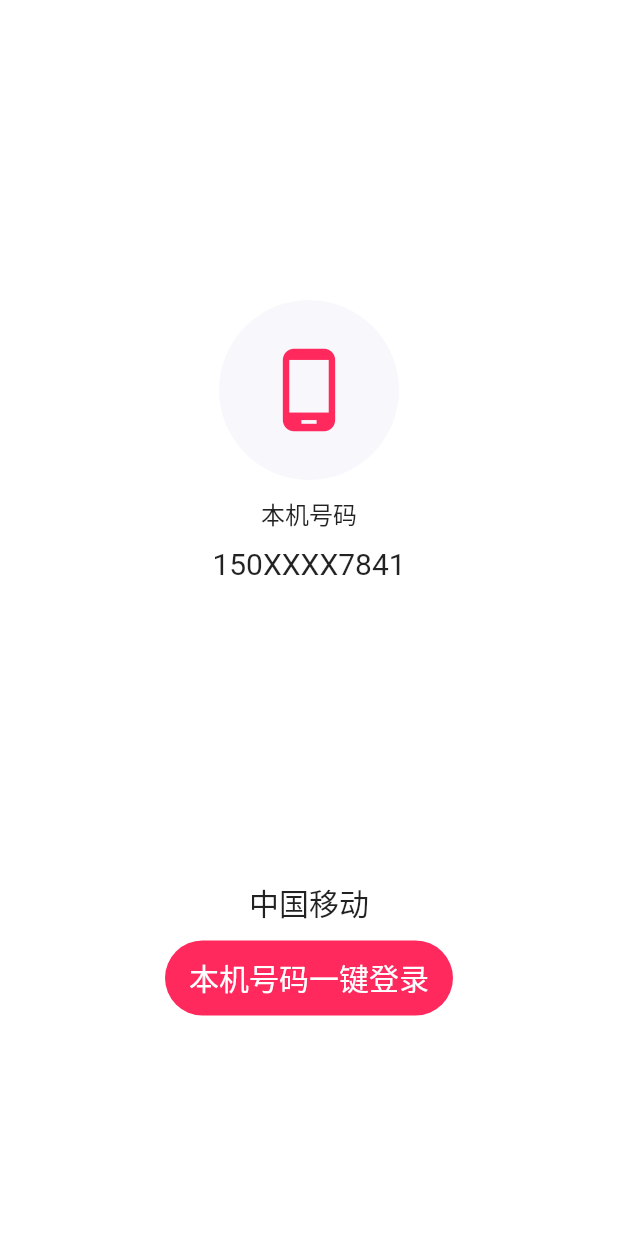
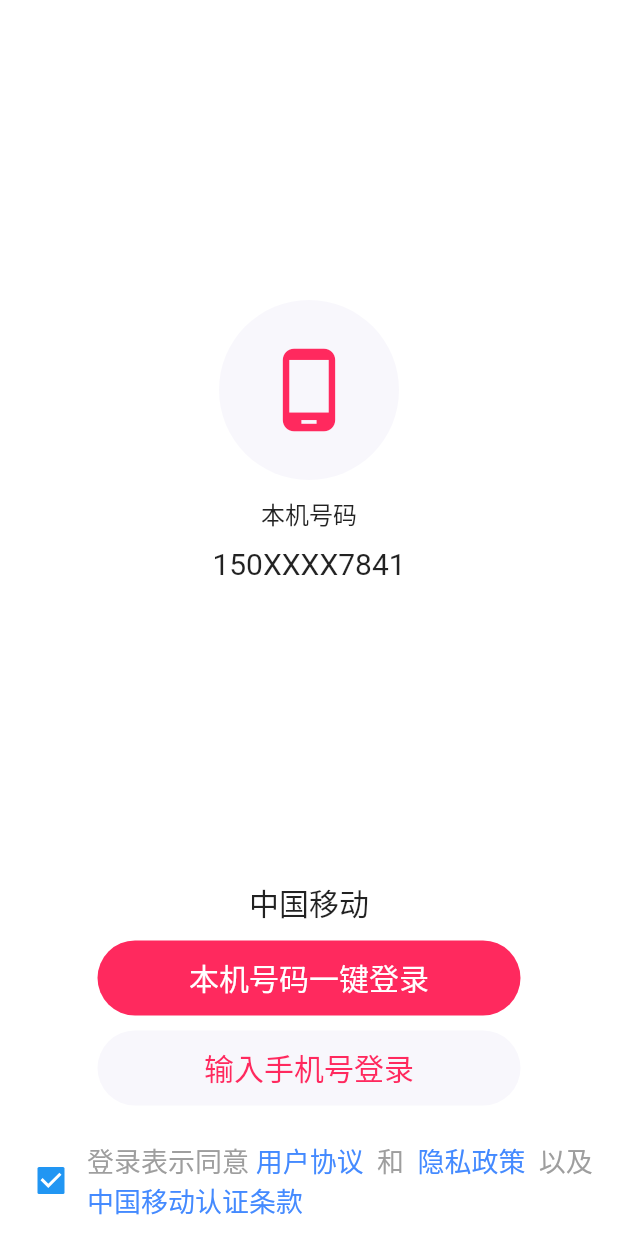
Before and after one commit to MonkeyLLuffy/flutterLearn, a Flutter app: the screen it shows after launch, after a tap on "手机号登录", on a phone screen of 412 x 824 dp. Run offline on Flutter 3.47's test engine with Material 2 defaults, Android fonts, the light colour scheme and no system bars; missing offline and left inert: dart:ffi.

Commit message:
修改手机号码登录页面

```diff
--- a/flutter_app1/lib/component/RoundButton.dart
+++ b/flutter_app1/lib/component/RoundButton.dart
@@ -6,12 +6,18 @@ class RoundButton extends StatelessWidget {
   String btnText;
   double? textSize = 16;
   double roundAngle = 30;
+  double? width;
+  double? height;
+  EdgeInsetsGeometry? padding;
   var onPressed;
   RoundButton(this.btnText, this.roundAngle,
       {Key? key,
       this.btnBgColor,
       this.btnTextColor,
       this.textSize,
+      this.width,
+      this.height,
+      this.padding,
       this.onPressed})
       : super(key: key);
 
@@ -27,10 +33,15 @@ class RoundButton extends StatelessWidget {
                 side: BorderSide.none,
                 borderRadius:
                     BorderRadius.all(Radius.circular(this.roundAngle))))),
+        child: Container(
+          padding: this.padding,
+          width: this.width,
+          height: this.height,
           child: Text(
             this.btnText,
+            textAlign: TextAlign.center,
             style: TextStyle(fontSize: this.textSize, color: this.btnTextColor),
           ),
-    );
+        ));
   }
 }
--- a/flutter_app1/lib/kehuaApp/PhoneLogin.dart
+++ b/flutter_app1/lib/kehuaApp/PhoneLogin.dart
@@ -1,7 +1,9 @@
+import 'package:flutter/gestures.dart';
 import 'package:flutter/material.dart';
 import 'package:flutterapp1/component/CircleIcon.dart';
 import 'package:flutterapp1/component/RoundButton.dart';
 import 'package:flutterapp1/component/SizeText.dart';
+import 'package:flutterapp1/kehuaApp/AgreementDialog.dart';
 
 class PhoneLoginPage extends StatelessWidget {
   const PhoneLoginPage({Key? key}) : super(key: key);
@@ -42,11 +44,79 @@ class PhoneLoginPage extends StatelessWidget {
                   height: 50,
                   child: RoundButton("本机号码一键登录", 50.0,
                       btnBgColor: Color(0xffFF295E),
+                      width: 250,
                       btnTextColor: Colors.white,
-                      textSize: 20))
+                      textSize: 20)),
+              SizedBox(height: 10),
+              Container(
+                  height: 50,
+                  child: RoundButton("输入手机号登录", 50.0,
+                      btnBgColor: Color(0xffF8F7FC),
+                      width: 250,
+                      btnTextColor: Color(0xffFF295E),
+                      textSize: 20)),
             ],
           ),
-        )
+        ),
+        Align(
+            alignment: Alignment.bottomLeft,
+            child: new Container(
+              padding: EdgeInsets.all(10),
+              child: new Row(
+                children: [
+                  Checkbox(
+                      value: true,
+                      // checkColor: Color(0xffFF295E),
+                      onChanged: (value1) => {
+                            print("选中了吗？答曰:$value1"),
+                          }),
+                  Expanded(
+                      child: RichText(
+                    //文字居中
+                    textAlign: TextAlign.left,
+                    //文字区域
+                    text: TextSpan(
+                        text: "登录表示同意",
+                        style: TextStyle(color: Colors.grey, fontSize: 18),
+                        children: [
+                          TextSpan(
+                              text: " 用户协议 ",
+                              style: TextStyle(color: Colors.blueAccent),
+                              recognizer: TapGestureRecognizer()
+                                ..onTap = () {
+                                  // todo 跳转其他界面
+                                  print("对话框显示用户协议");
+                                  AgreementDialog(context, "用户协议",
+                                          "这是可话的用户协议XXXXXXXXXX,SSDSDSWE无法实施身高多少时间吗是的加法公式计算框架是")
+                                      .show();
+                                }),
+                          TextSpan(text: " 和 "),
+                          TextSpan(
+                              text: " 隐私政策 ",
+                              style: TextStyle(color: Colors.blueAccent),
+                              recognizer: TapGestureRecognizer()
+                                ..onTap = () {
+                                  // todo 跳转其他界面
+                                  AgreementDialog(context, "隐私政策",
+                                          "这是可话的隐私政策XXXXXXXXXX,SSDSDSWE无法实施身高多少时间吗是的加法公式计算框架是")
+                                      .show();
+                                }),
+                          TextSpan(text: " 以及 "),
+                          TextSpan(
+                              text: " 中国移动认证条款 ",
+                              style: TextStyle(color: Colors.blueAccent),
+                              recognizer: TapGestureRecognizer()
+                                ..onTap = () {
+                                  // todo 跳转其他界面
+                                  AgreementDialog(context, "中国移动认证条款",
+                                          "这是可话的中国移动认证条款XXXXXXXXXX,SSDSDSWE无法实施身高多少时间吗是的加法公式计算框架是")
+                                      .show();
+                                }),
+                        ]),
+                  ))
+                ],
+              ),
+            ))
       ])),
     );
   }
```
Lines whose indentation alone changed are shown as unchanged.
